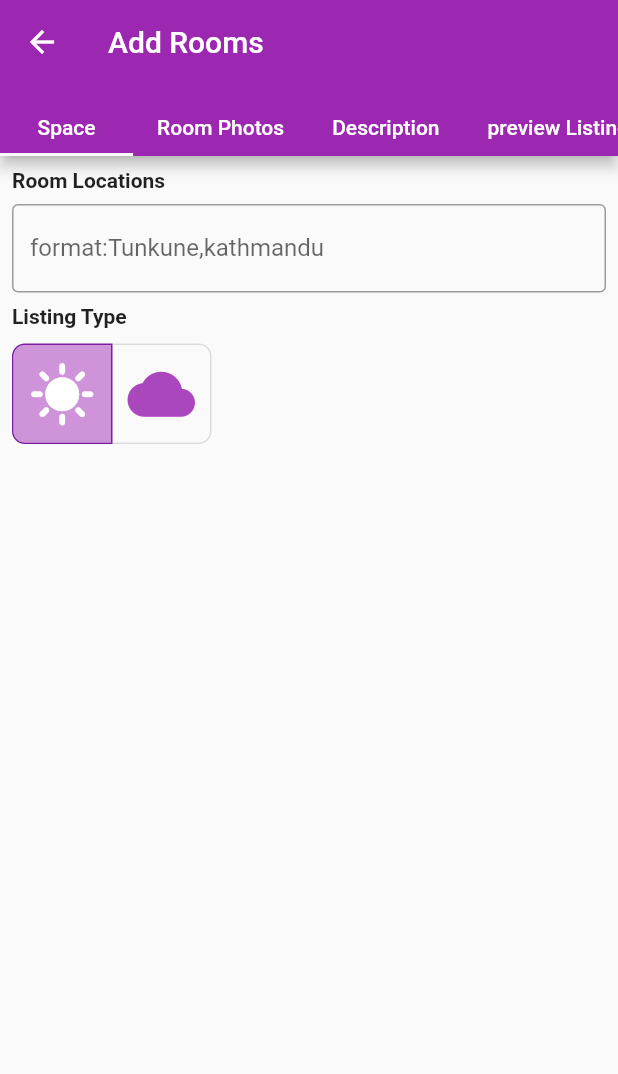
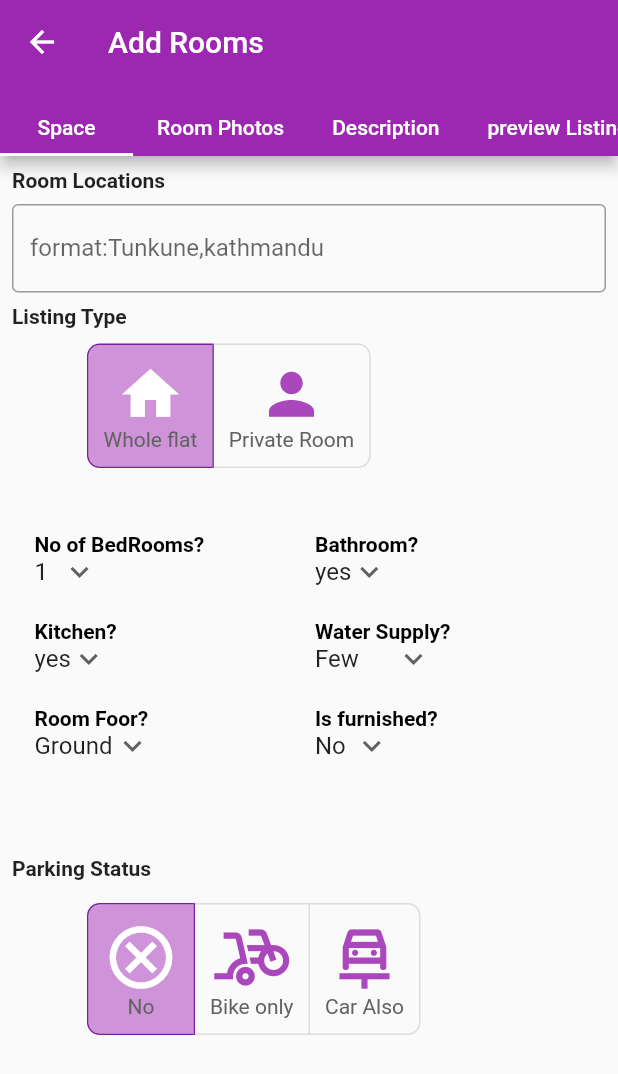
Before and after one commit to sovaamahato/room_finder, a Flutter app: the AddRoomPage screen opened directly, on a phone screen of 412 x 824 dp. Shown: the top 1074 px of the screen. Run offline on Flutter 3.47's test engine with Material 2 defaults, Android fonts, the phone set to English and light mode, and no system bars; our stand-ins replace google_fonts, introduction_screen, smooth_page_indicator.

Commit message:
ui part of add rooms page

```diff
--- /dev/null
+++ b/lib/components/my_dropdown.dart
@@ -0,0 +1,61 @@
+import 'package:find_rooms_app/tab_used_in_AddRoomPage/space_tab.dart';
+import 'package:flutter/material.dart';
+var dropdownvalue;
+
+class MyDropDown extends StatefulWidget {
+  final String text;
+final List<String>items;
+
+
+  // var items;
+
+ MyDropDown({required this.items,required this.text});
+
+  @override
+  State<MyDropDown> createState() => _MyDropDownState();
+}
+
+class _MyDropDownState extends State<MyDropDown> {
+    //-------------------dropdown ----------------------------------------------------------------
+
+
+
+  @override
+  Widget build(BuildContext context) {
+
+    String dropdownvalue = widget.items.first;
+    return DropdownButton(
+
+
+
+             borderRadius: BorderRadius.circular(12),
+             underline: Padding(
+               padding: const EdgeInsets.only(bottom:26.0),
+               child: Text(widget.text,style: TextStyle(color: Colors.black,fontWeight: FontWeight.bold),),
+             ),
+             elevation:0,
+             // Initial Value
+             value: dropdownvalue,
+
+             // Down Arrow Icon
+             icon: const Icon(Icons.keyboard_arrow_down),
+
+             // Array list of items
+             items: widget.items.map((String items) {
+               return DropdownMenuItem(
+
+                 value: items,
+                 child: Text(items),
+               );
+             }).toList(),
+             // After selecting the desired option,it will
+             // change button value to selected value
+             onChanged: (String? newValue) {
+              dropdownvalue = newValue!;
+               setState(() {
+                 dropdownvalue = newValue!;
+               });
+             },
+           );
+  }
+}
--- /dev/null
+++ b/lib/components/my_textfield.dart
@@ -0,0 +1,30 @@
+import 'package:flutter/material.dart';
+
+class MyTextField extends StatelessWidget {
+  String labelText;
+  MyTextField({required this.labelText});
+
+  @override
+  Widget build(BuildContext context) {
+    return  TextFormField(
+              decoration: InputDecoration(
+                border: const OutlineInputBorder(),
+                labelText: labelText,
+                floatingLabelStyle: MaterialStateTextStyle.resolveWith(
+                    (Set<MaterialState> states) {
+                  final Color color = states.contains(MaterialState.error)
+                      ? Theme.of(context).colorScheme.error
+                      : Colors.black38;
+                  return TextStyle(color: color, letterSpacing: 1.3);
+                }),
+              ),
+              //     validator: (String? value) {
+              //   if (value == null || value == '') {
+              //   return 'Enter name';
+              //   }
+              //   return null;
+              // },
+              autovalidateMode: AutovalidateMode.always,
+            );
+  }
+}
--- a/lib/tab_used_in_AddRoomPage/description.dart
+++ b/lib/tab_used_in_AddRoomPage/description.dart
@@ -1,10 +1,47 @@
 import 'package:flutter/material.dart';
+
+import '../components/my_textfield.dart';
 
 class DescriptionTab extends StatelessWidget {
 
 
   @override
   Widget build(BuildContext context) {
-    return const Placeholder();
+    return Padding(
+      padding: const EdgeInsets.all(15.0),
+      child: Container(
+        child: Column(
+          crossAxisAlignment: CrossAxisAlignment.start,
+          children: [
+            Text("Contact Number",style:
+            TextStyle(color: Colors.black,fontWeight: FontWeight.bold),),
+            SizedBox(height: 10,),
+            MyTextField(labelText: "Mobile Number",),
+            SizedBox(height: 10,),
+
+            Text("Contact Number (2nd)",style:
+            TextStyle(color: Colors.black,fontWeight: FontWeight.bold),),
+            SizedBox(height: 10,),
+            MyTextField(labelText: "Home Number",),
+            SizedBox(height: 10,),
+
+            Text("Room Details",style:
+            TextStyle(color: Colors.black,fontWeight: FontWeight.bold),),
+            SizedBox(height: 10,),
+            MyTextField(labelText: "Explain about room",),
+            SizedBox(height: 10,),
+
+            Text("Room Rent",style:
+            TextStyle(color: Colors.black,fontWeight: FontWeight.bold),),
+            SizedBox(height: 10,),
+            MyTextField(labelText: "Rent of Room",),
+            SizedBox(height: 10,),
+
+
+
+          ],
+        ),
+      ),
+    );
   }
 }
--- a/lib/tab_used_in_AddRoomPage/space_tab.dart
+++ b/lib/tab_used_in_AddRoomPage/space_tab.dart
@@ -1,72 +1,137 @@
 import 'package:flutter/material.dart';
 
-const List<Widget> icons = <Widget>[
+import '../components/my_dropdown.dart';
+import '../components/my_textfield.dart';
+
+//-------------------------icons for the toggle buttons
+
+final List<String> items = <String>['1', '2', '4'];
+List<Widget> icons1 = <Widget>[
   Padding(
     padding: EdgeInsets.all(10.0),
-    child: Icon(Icons.sunny,size: 45,),
+    child: Column(
+      children: [
+        Icon(
+          Icons.home,
+          size: 45,
+        ),
+        Text(
+          "Whole flat",
+          style: TextStyle(color: Colors.grey[700]),
+        )
+      ],
+    ),
   ),
   Padding(
     padding: EdgeInsets.all(10.0),
-    child: Icon(Icons.cloud,size: 45,),
+    child: Column(
+      children: [
+        Icon(
+          Icons.person,
+          size: 45,
+        ),
+        Text(
+          "Private Room",
+          style: TextStyle(color: Colors.grey[700]),
+        )
+      ],
+    ),
   ),
+];
 
+List<Widget> icons2 = <Widget>[
+  Padding(
+    padding: EdgeInsets.all(10.0),
+    child: Column(
+      children: [
+        Icon(
+          Icons.cancel_outlined,
+          size: 50,
+        ),
+        Text(
+          "No",
+          style: TextStyle(color: Colors.grey[700]),
+        ),
+      ],
+    ),
+  ),
+  Padding(
+    padding: EdgeInsets.all(10.0),
+    child: Column(
+      children: [
+        Icon(
+          Icons.bike_scooter,
+          size: 50,
+        ),
+        Text(
+          "Bike only",
+          style: TextStyle(color: Colors.grey[700]),
+        ),
+      ],
+    ),
+  ),
+  Padding(
+    padding: EdgeInsets.all(10.0),
+    child: Column(
+      children: [
+        Icon(
+          Icons.car_repair_outlined,
+          size: 50,
+        ),
+        Text(
+          "Car Also",
+          style: TextStyle(color: Colors.grey[700]),
+        ),
+      ],
+    ),
+  ),
 ];
 
 class SpaceTab extends StatefulWidget {
-
-
   @override
   State<SpaceTab> createState() => _SpaceTabState();
 }
 
 class _SpaceTabState extends State<SpaceTab> {
-
+//for selecting
   final List<bool> _selectedWeather = <bool>[true, false];
+  final List<bool> _selectedParking = <bool>[true, false, false];
   @override
   Widget build(BuildContext context) {
+    double width = MediaQuery.of(context).size.width;
+
     return Padding(
       padding: const EdgeInsets.all(8.0),
-      child: Container(child: Container(
+      child: Container(
+          child: Container(
         child: Column(
           crossAxisAlignment: CrossAxisAlignment.start,
           children: [
             //location choosing -----------------------
-          Text("Room Locations",style: TextStyle(fontWeight: FontWeight.bold),
-),
-          SizedBox(height: 8,),
-          TextFormField(
+            Text(
+              "Room Locations",
+              style: TextStyle(fontWeight: FontWeight.bold),
+            ),
+            SizedBox(
+              height: 8,
+            ),
+           MyTextField(labelText: "format:Tunkune,kathmandu",),
+            SizedBox(
+              height: 8,
+            ),
+            Text(
+              "Listing Type",
+              style: TextStyle(fontWeight: FontWeight.bold),
+            ),
+            SizedBox(
+              height: 10,
+            ),
+//duita option bata euta select garna milne banauna bakiiiiiiii-------banaisake no baakiii---------------
 
-
-            decoration: InputDecoration(
-              border: const OutlineInputBorder(),
-              labelText: "format:Tunkune,kathmandu",
-              floatingLabelStyle:
-            MaterialStateTextStyle.resolveWith((Set<MaterialState> states) {
-          final Color color = states.contains(MaterialState.error)
-              ? Theme.of(context).colorScheme.error
-              : Colors.black38;
-          return TextStyle(color: color, letterSpacing: 1.3);
-          }),
-
-
-            ),
-        //     validator: (String? value) {
-        //   if (value == null || value == '') {
-        //   return 'Enter name';
-        //   }
-        //   return null;
-        // },
-        autovalidateMode: AutovalidateMode.always,
-          ),
-          SizedBox(height: 8,),
-         Text ("Listing Type",style: TextStyle(fontWeight: FontWeight.bold),),
-         SizedBox(height: 10,),
-//duita option bata euta select garna milne banauna bakiiiiiiii----------------------
-
-
-        ToggleButtons(
-
-                direction:  Axis.horizontal,
+            Padding(
+              padding: const EdgeInsets.symmetric(horizontal: 50),
+              child: ToggleButtons(
+                direction: Axis.horizontal,
                 onPressed: (int index) {
                   setState(() {
                     // The button that is tapped is set to true, and the others to false.
@@ -81,14 +146,115 @@ class _SpaceTabState extends State<SpaceTab> {
                 fillColor: Colors.purple[200],
                 color: Colors.purple[400],
                 isSelected: _selectedWeather,
-                children: icons,
+                children: icons1,
               ),
+            ),
+            SizedBox(
+              height: 15,
+            ),
 
 //dropdown and select 6ota
+            Container(
+              padding: EdgeInsets.symmetric(horizontal: 15, vertical: 10),
+              child: Column(
+                children: [
+                  SizedBox(
+                    height: 20,
+                  ),
+                  Row(
+                    mainAxisAlignment: MainAxisAlignment.spaceBetween,
+                    children: [
+                      Expanded(
+                          child: MyDropDown(
+                              text: "No of BedRooms?",
+                              items: ['1', '2', '3', '3+'])),
+                      SizedBox(
+                        width: 8,
+                      ),
+                      Expanded(
+                          child: MyDropDown(
+                              text: "Bathroom?", items: ['yes', 'No'])),
+                    ],
+                  ),
+                  SizedBox(
+                    height: 10,
+                  ),
+                  Row(
+                    children: [
+                      Expanded(
+                          child: MyDropDown(
+                        text: "Kitchen?",
+                        items: ['yes', 'No'],
+                      )),
+                      SizedBox(
+                        width: 8,
+                      ),
+                      Expanded(
+                          child: MyDropDown(
+                        text: "Water Supply?",
+                        items: ['Few', 'Enough', '24/7'],
+                      )),
+                    ],
+                  ),
+                  SizedBox(
+                    height: 10,
+                  ),
+                  Row(
+                    children: [
+                      Expanded(
+                          child: MyDropDown(
+                        text: "Room Foor?",
+                        items: ['Ground', 'First', 'Second', 'Third', 'Fourth'],
+                      )),
+                      SizedBox(
+                        width: 8,
+                      ),
+                      Expanded(
+                          child: MyDropDown(
+                              text: "Is furnished?", items: ['No', 'Yes'])),
+                    ],
+                  ),
+                  SizedBox(
+                    height: 20,
+                  )
+                ],
+              ),
+            ),
+
+            SizedBox(
+              height: 20,
+            ),
 //parking choice
+            Text(
+              "Parking Status",
+              style: TextStyle(fontWeight: FontWeight.bold),
+            ),
+            SizedBox(
+              height: 15,
+            ),
+            Padding(
+              padding: const EdgeInsets.symmetric(horizontal: 50),
+              child: ToggleButtons(
+                  direction: Axis.horizontal,
+                  onPressed: (int index) {
+                    setState(() {
+                      // The button that is tapped is set to true, and the others to false.
 
-
-        ],),
+                      for (int i = 0; i < _selectedParking.length; i++) {
+                        _selectedParking[i] = i == index;
+                      }
+                    });
+                  },
+                  borderRadius: const BorderRadius.all(Radius.circular(8)),
+                  selectedBorderColor: Colors.purple[700],
+                  selectedColor: Colors.white,
+                  fillColor: Colors.purple[200],
+                  color: Colors.purple[400],
+                  isSelected: _selectedParking,
+                  children: icons2),
+            ),
+          ],
+        ),
       )),
     );
   }
```
